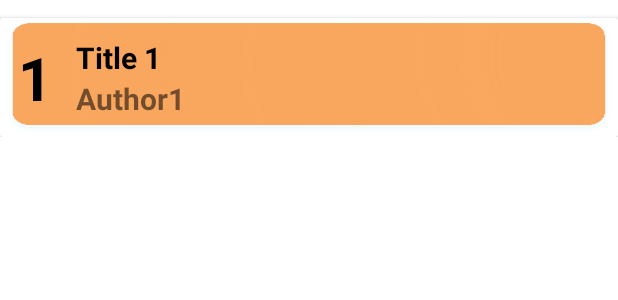
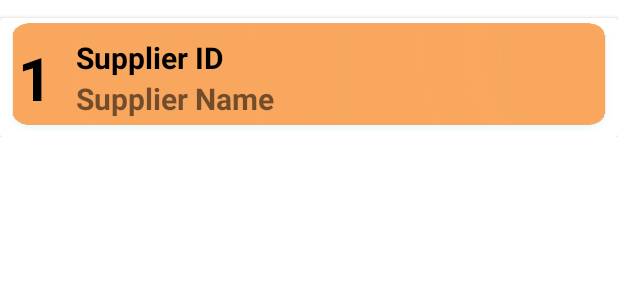
Before and after one commit to ChirathJ/Peaky-Blinders-MAD-Project, an Android app: the layout my_row.xml on its own in the app's theme, with its tools: preview values and no code run, on a phone screen of 412 x 824 dp. Shown: the top 300 px of the screen. Run offline under Robolectric (Android 15) with nearby library versions, the phone set to English and light mode, and no system bars; Roboto replaces fonts that are not available here.

Commit message:
Adding new features commit

```diff
--- a/app/src/main/res/layout/my_row.xml
+++ b/app/src/main/res/layout/my_row.xml
@@ -37,7 +37,7 @@
                 android:layout_height="wrap_content"
                 android:layout_marginStart="16dp"
                 android:layout_marginLeft="16dp"
-                android:text="Title 1"
+                android:text="Supplier ID"
                 android:textSize="20sp"
                 android:textStyle="bold"
                 android:textColor="#000"
@@ -48,7 +48,7 @@
                 android:id="@+id/supplier_address_txt"
                 android:layout_width="wrap_content"
                 android:layout_height="wrap_content"
-                android:text="Author1"
+                android:text="Supplier Name"
                 app:layout_constraintStart_toStartOf="@+id/supplier_name_txt"
                 app:layout_constraintTop_toBottomOf="@+id/supplier_name_txt" />
 
```
